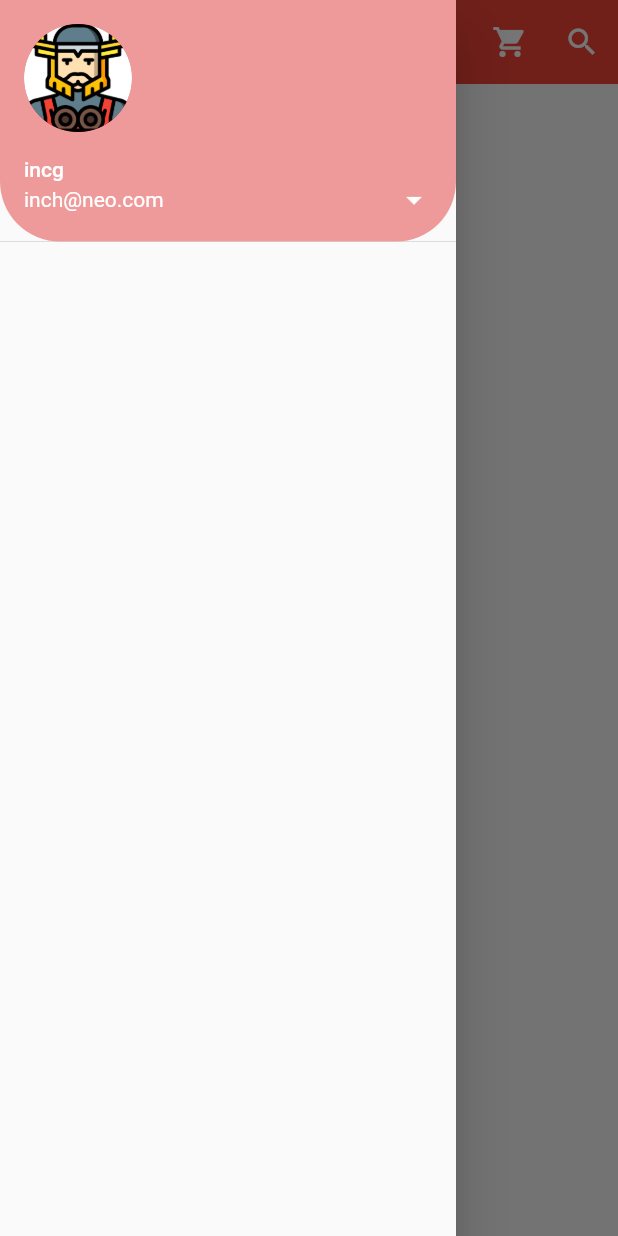
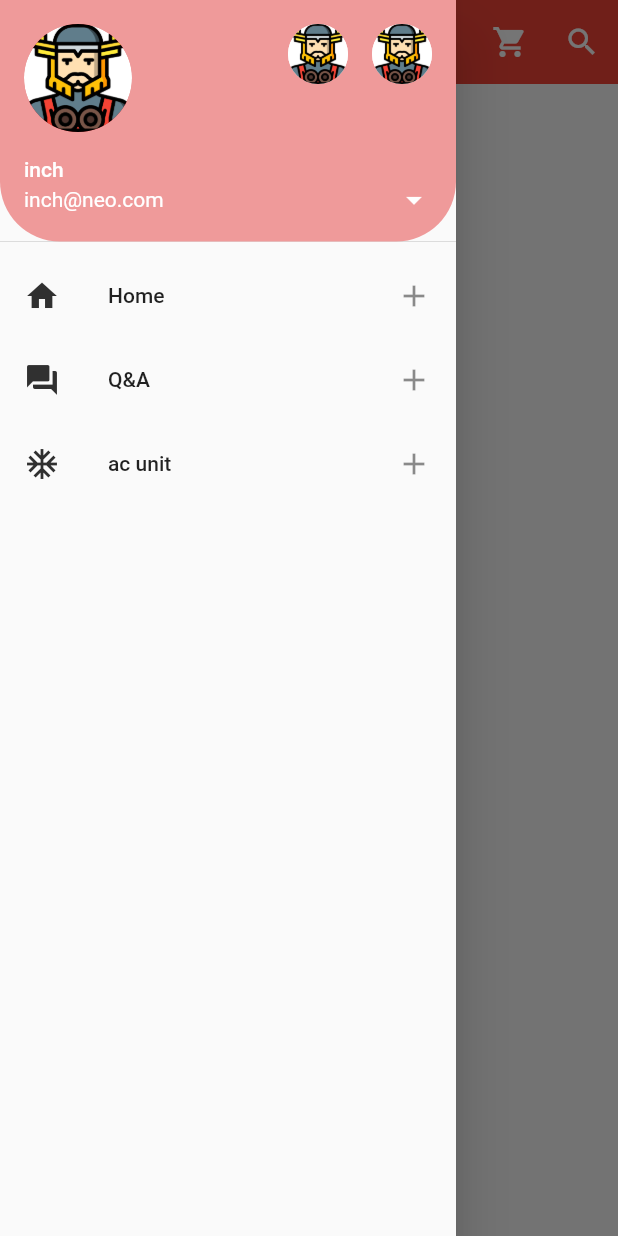
Before and after one commit to in-ch/flutter, a Flutter app: the screen it shows after launch, with the side drawer open, on a phone screen of 412 x 824 dp. Run offline on Flutter 3.47's test engine with Material 2 defaults, Android fonts, the phone set to English and light mode, and no system bars.

Commit message:
Drawer 메뉴 만들기2

```diff
--- a/lib/main.dart
+++ b/lib/main.dart
@@ -50,7 +50,17 @@ class MyPage extends StatelessWidget {
               currentAccountPicture: CircleAvatar(
                 backgroundImage: AssetImage('assets/thor.png'),
               ),
-              accountName: Text('incg'),
+              otherAccountsPictures: const [
+                CircleAvatar(
+                  backgroundImage: AssetImage('assets/thor.png'),
+                  backgroundColor: Colors.white,
+                ),
+                CircleAvatar(
+                  backgroundImage: AssetImage('assets/thor.png'),
+                  backgroundColor: Colors.white,
+                )
+              ],
+              accountName: Text('inch'),
               accountEmail: Text('inch@neo.com'),
               onDetailsPressed: () {
                 print('arrow is clicked');
@@ -60,7 +70,31 @@ class MyPage extends StatelessWidget {
                   borderRadius: BorderRadius.only(
                       bottomLeft: Radius.circular(40.0),
                       bottomRight: Radius.circular(40.0))),
-            )
+            ),
+            ListTile(
+              leading: Icon(Icons.home, color: Colors.grey[850]),
+              title: Text('Home'),
+              onTap: () {
+                print('Home is clicked');
+              },
+              trailing: Icon(Icons.add),
+            ),
+            ListTile(
+              leading: Icon(Icons.question_answer, color: Colors.grey[850]),
+              title: Text('Q&A'),
+              onTap: () {
+                print('question is clicked');
+              },
+              trailing: Icon(Icons.add),
+            ),
+            ListTile(
+              leading: Icon(Icons.ac_unit, color: Colors.grey[850]),
+              title: Text('ac unit'),
+              onTap: () {
+                print('ac unit is clicked');
+              },
+              trailing: Icon(Icons.add),
+            ),
           ],
         ),
       ),
```
Also changed, not shown: 1 other file.
